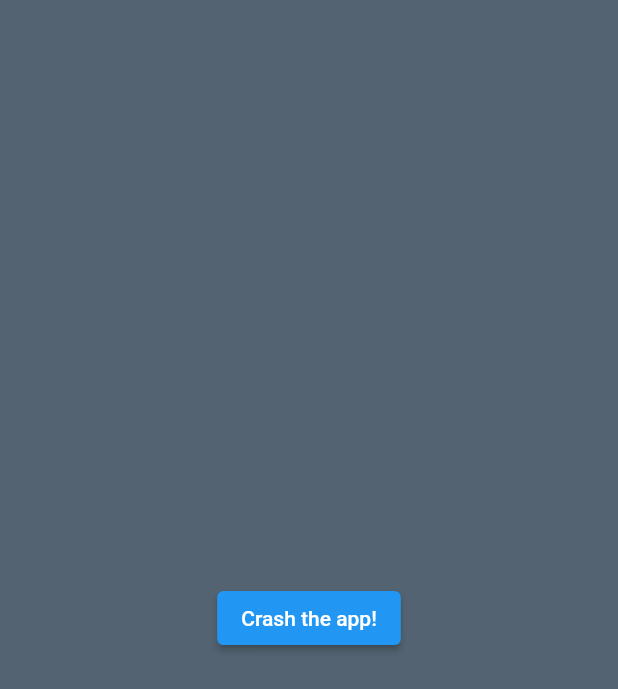
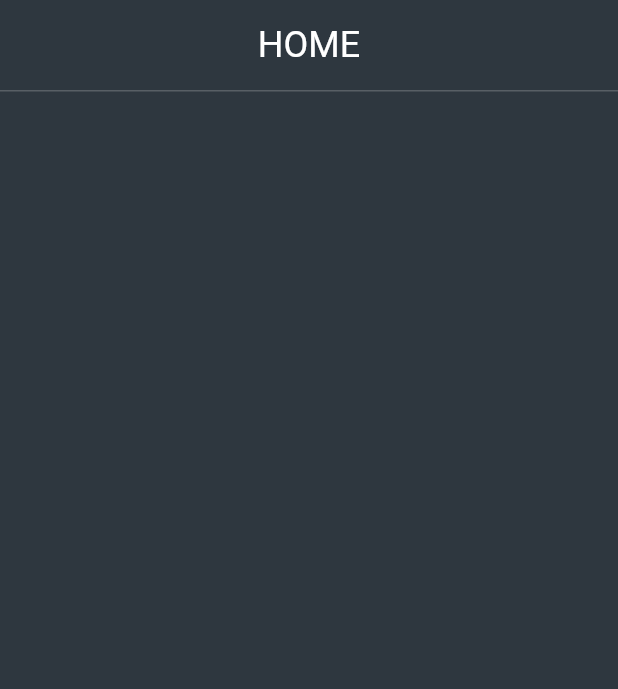
Before and after one commit to taxbwithu/fluteronimo, a Flutter app: the screen it shows after launch, on a phone screen of 412 x 824 dp. Shown: the top 689 px of the screen. Run offline on Flutter 3.47's test engine with Material 2 defaults, Android fonts, the light colour scheme and no system bars; our stand-ins replace auto_route, firebase_core, firebase_crashlytics; accounts and stored records are empty.

Commit message:
Created initial navigation bar and containers for decorating, styles and more.

```diff
--- /dev/null
+++ b/lib/common/configuration/global_settings.dart
@@ -0,0 +1,7 @@
+class GlobalSettings {
+
+}
+
+class LayoutSettings {
+  static const defaultNavBarHeight = 48.0;
+}
--- /dev/null
+++ b/lib/common/theme/app_decorator.dart
@@ -0,0 +1,15 @@
+import 'package:flutter/cupertino.dart';
+import 'package:flutteronimo/gen/colors.gen.dart';
+
+class AppDecorator {
+  static BoxDecoration drawBackgroundGradient() {
+    return const BoxDecoration(
+      gradient: LinearGradient(
+          colors: [ColorName.primaryDark, ColorName.safeAreaDark],
+          begin: const FractionalOffset(1.0, 0.0),
+          end: const FractionalOffset(1.0, 0.0),
+          stops: [0.0, 1.0],
+          tileMode: TileMode.clamp),
+    );
+  }
+}
--- /dev/null
+++ b/lib/common/theme/app_text_style.dart
@@ -0,0 +1,11 @@
+import 'package:flutter/material.dart';
+
+class AppTextStyle {
+  static TextStyle title() {
+    return const TextStyle(
+      fontSize: 24.0,
+      fontFamily: "Roboto",
+      fontWeight: FontWeight.w500,
+    );
+  }
+}
--- /dev/null
+++ b/lib/common/widgets/navigation_bar/app_navigation_bar.dart
@@ -0,0 +1,78 @@
+import 'package:flutter/material.dart';
+import 'package:flutteronimo/common/theme/app_text_style.dart';
+import 'package:flutteronimo/gen/colors.gen.dart';
+
+class AppNavigationBar extends StatefulWidget {
+  final String screenTitle;
+  final VoidCallback? onLeadingTap;
+  final Widget? leadingButton;
+  final VoidCallback? onTrailingTap;
+  final Widget? trailingButton;
+  final bool hasBackground;
+
+  const AppNavigationBar({
+    required this.screenTitle,
+    this.onLeadingTap,
+    this.leadingButton,
+    this.onTrailingTap,
+    this.trailingButton,
+    this.hasBackground = false,
+    Key? key,
+  }) : super(key: key);
+
+  @override
+  _AppNavigationBarState createState() => _AppNavigationBarState();
+}
+
+class _AppNavigationBarState extends State<AppNavigationBar> {
+  @override
+  Widget build(BuildContext context) {
+    return Container(
+      padding: const EdgeInsets.symmetric(horizontal: 8.0, vertical: 16.0),
+      decoration: BoxDecoration(
+        color: widget.hasBackground ? ColorName.safeAreaDark : Colors.transparent,
+        border: Border(
+          bottom: BorderSide(
+            color: Colors.white.withOpacity(0.2),
+            width: 1.0,
+          ),
+        )
+      ),
+      child: Row(
+        children: [
+          _buildActionButton(
+            onButtonTap: widget.onLeadingTap,
+            buttonContent: widget.leadingButton,
+          ),
+          const Spacer(),
+          _buildScreenTitle(),
+          const Spacer(),
+          _buildActionButton(
+            onButtonTap: widget.onTrailingTap,
+            buttonContent: widget.trailingButton,
+          ),
+        ],
+      ),
+    );
+  }
+
+  Widget _buildScreenTitle() {
+    return Text(
+      widget.screenTitle.toUpperCase(),
+      style: AppTextStyle.title().copyWith(color: Colors.white),
+    );
+  }
+
+  Widget _buildActionButton({
+    required VoidCallback? onButtonTap,
+    required Widget? buttonContent,
+  }) {
+    if (onButtonTap == null || buttonContent == null) {
+      return const SizedBox();
+    }
+    return InkWell(
+      onTap: () => onButtonTap(),
+      child: buttonContent,
+    );
+  }
+}
--- /dev/null
+++ b/lib/common/widgets/navigation_bar/decorator/bar_decorator.dart
@@ -0,0 +1,11 @@
+import 'package:flutter/material.dart';
+
+class BarDecorator {
+  // TODO replace icons with generated images
+  static Widget buildBackNavArrow() {
+    return const Icon(
+      Icons.arrow_back,
+      size: 24,
+    );
+  }
+}
--- a/lib/feature/home/view/home_screen.dart
+++ b/lib/feature/home/view/home_screen.dart
@@ -1,5 +1,7 @@
 import 'package:firebase_crashlytics/firebase_crashlytics.dart';
 import 'package:flutter/material.dart';
+import 'package:flutteronimo/common/theme/app_decorator.dart';
+import 'package:flutteronimo/common/widgets/navigation_bar/app_navigation_bar.dart';
 import 'package:flutteronimo/gen/colors.gen.dart';
 
 class HomeScreen extends StatefulWidget {
@@ -18,14 +20,12 @@ class _HomeScreenState extends State<HomeScreen> {
         child: Container(
           width: double.infinity,
           height: double.infinity,
-          color: ColorName.primaryDark,
-          child: Center(
-            child: ElevatedButton(
-              onPressed: () {
-                FirebaseCrashlytics.instance.crash();
-              },
-              child: Text("Crash the app!"),
-            ),
+          decoration: AppDecorator.drawBackgroundGradient(),
+          child: Column(
+            mainAxisAlignment: MainAxisAlignment.start,
+            children: [
+              AppNavigationBar(screenTitle: "Home"),
+            ],
           ),
         ),
       ),
--- /dev/null
+++ b/lib/gen/fonts.gen.dart
@@ -0,0 +1,15 @@
+/// GENERATED CODE - DO NOT MODIFY BY HAND
+/// *****************************************************
+///  FlutterGen
+/// *****************************************************
+
+// coverage:ignore-file
+// ignore_for_file: type=lint
+// ignore_for_file: directives_ordering,unnecessary_import,implicit_dynamic_list_literal
+
+class FontFamily {
+  FontFamily._();
+
+  /// Font family: Roboto
+  static const String roboto = 'Roboto';
+}
```
Also changed, not shown: pubspec.yaml (+7 -19 lines), assets/fonts/roboto/Roboto-Bold.ttf (added), assets/fonts/roboto/Roboto-Italic.ttf (added), assets/fonts/roboto/Roboto-Light.ttf (added), assets/fonts/roboto/Roboto-Regular.ttf (added), 1 other file.
